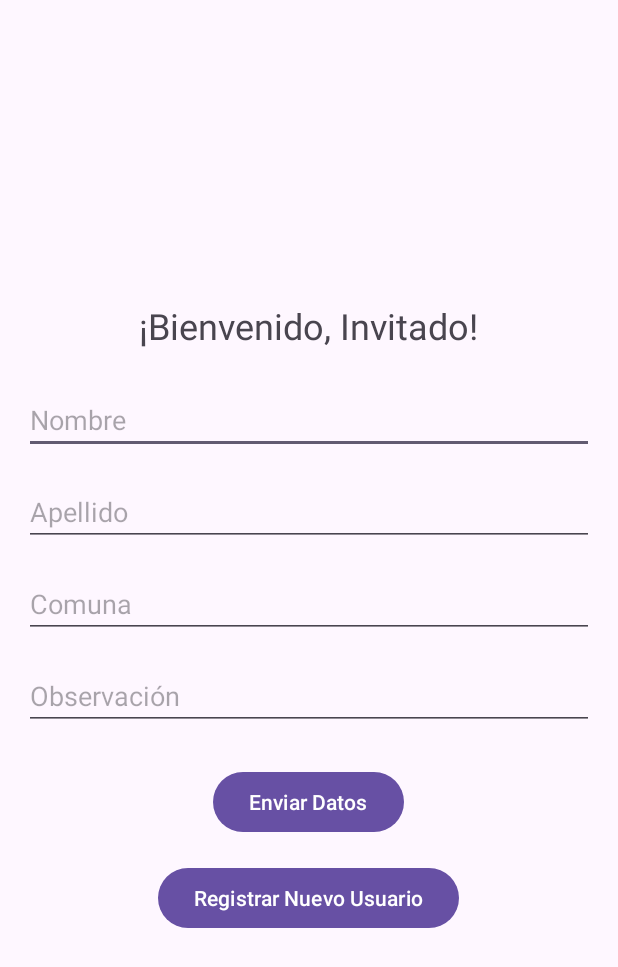
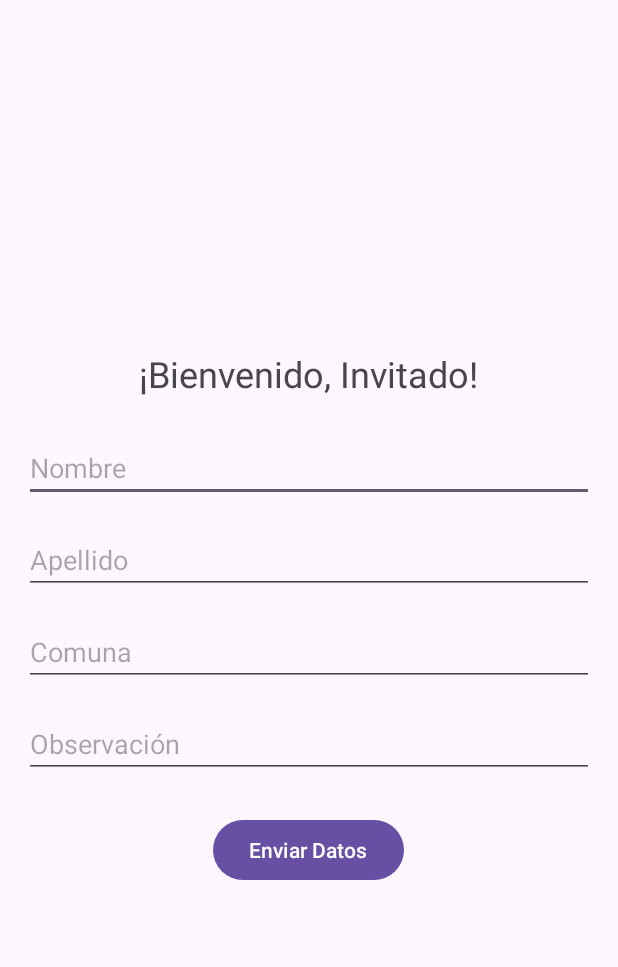
Before and after one commit to thecrisrex/EVA1, an Android app built with Jetpack Compose: the WelcomeActivity screen opened directly, with no data from a screen before it, on a phone screen of 412 x 824 dp. Shown: the top 967 px of the screen. Run offline under Robolectric (Android 15) with nearby library versions, the phone set to English and light mode, and no system bars.

Commit message:
Update activity_welcome.xml

```diff
--- a/app/src/main/res/layout/activity_welcome.xml
+++ b/app/src/main/res/layout/activity_welcome.xml
@@ -6,7 +6,6 @@
     android:padding="16dp"
     android:gravity="center">
 
-    <!-- Mensaje de Bienvenida -->
     <TextView
         android:id="@+id/welcomeMessage"
         android:layout_width="wrap_content"
@@ -15,7 +14,6 @@
         android:text="¡Bienvenido!"
         android:layout_marginBottom="24dp" />
 
-    <!-- Campo para Nombre -->
     <EditText
         android:id="@+id/etNombre"
         android:layout_width="match_parent"
@@ -24,7 +22,6 @@
         android:inputType="textPersonName"
         android:layout_marginBottom="16dp"/>
 
-    <!-- Campo para Apellido -->
     <EditText
         android:id="@+id/etApellido"
         android:layout_width="match_parent"
@@ -33,7 +30,6 @@
         android:inputType="textPersonName"
         android:layout_marginBottom="16dp"/>
 
-    <!-- Campo para Comuna -->
     <EditText
         android:id="@+id/etComuna"
         android:layout_width="match_parent"
@@ -42,7 +38,6 @@
         android:inputType="text"
         android:layout_marginBottom="16dp"/>
 
-    <!-- Campo para Observación -->
     <EditText
         android:id="@+id/etObservacion"
         android:layout_width="match_parent"
@@ -51,18 +46,10 @@
         android:inputType="textMultiLine"
         android:layout_marginBottom="24dp"/>
 
-    <!-- Botón para Enviar Datos -->
     <Button
         android:id="@+id/btnEnviar"
         android:layout_width="wrap_content"
         android:layout_height="wrap_content"
         android:text="Enviar Datos"/>
 
-    <Button
-        android:id="@+id/btnRegistrarUsuario"
-        android:layout_width="wrap_content"
-        android:layout_height="wrap_content"
-        android:text="Registrar Nuevo Usuario"
-        android:layout_marginTop="16dp"/>
-
 </LinearLayout>
```
